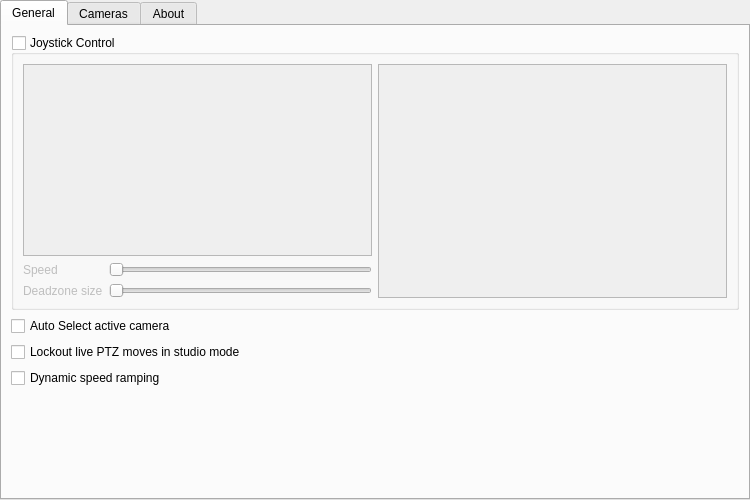
Qt form src/settings.ui (glikely/obs-ptz) before a commit.
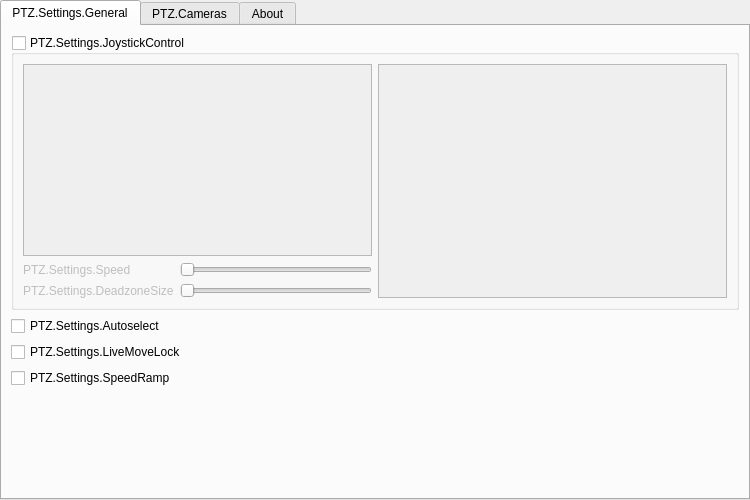
The same form after that commit. Custom widgets are drawn as their Qt base class.

Diff of the .ui file:
```diff
--- a/src/settings.ui
+++ b/src/settings.ui
@@ -33,13 +33,13 @@
      </property>
      <widget class="QWidget" name="generalTab">
       <attribute name="title">
-       <string>General</string>
+       <string>PTZ.Settings.General</string>
       </attribute>
       <layout class="QVBoxLayout" name="verticalLayout_5">
        <item>
         <widget class="QGroupBox" name="joystickGroupBox">
          <property name="title">
-          <string>Joystick Control</string>
+          <string>PTZ.Settings.JoystickControl</string>
          </property>
          <property name="checkable">
           <bool>true</bool>
@@ -56,7 +56,7 @@
             <item row="1" column="0">
              <widget class="QLabel" name="joystickSpeedLabel">
               <property name="text">
-               <string>Speed</string>
+               <string>PTZ.Settings.Speed</string>
               </property>
              </widget>
             </item>
@@ -70,7 +70,7 @@
             <item row="2" column="0">
              <widget class="QLabel" name="joystickDeadzoneLabel">
               <property name="text">
-               <string>Deadzone size</string>
+               <string>PTZ.Settings.DeadzoneSize</string>
               </property>
              </widget>
             </item>
@@ -117,7 +117,7 @@
           <string>Auto selects the active camera from the current scene on scene changes. In Studio Mode, this will select a camera from the Preview scene.</string>
          </property>
          <property name="text">
-          <string>Auto Select active camera</string>
+          <string>PTZ.Settings.Autoselect</string>
          </property>
         </widget>
        </item>
@@ -127,7 +127,7 @@
           <string>Disable movement controls for cameras in the currently active program scene. This protects against accidental camera moves on the live stream.</string>
          </property>
          <property name="text">
-          <string>Lockout live PTZ moves in studio mode</string>
+          <string>PTZ.Settings.LiveMoveLock</string>
          </property>
         </widget>
        </item>
@@ -137,7 +137,7 @@
           <string>When dynamics speed ramping is enabled, camera movements will start slowly and gradually get faster for as long as the button is held down. It allows for both precision control and fast moves from the same control</string>
          </property>
          <property name="text">
-          <string>Dynamic speed ramping</string>
+          <string>PTZ.Settings.SpeedRamp</string>
          </property>
         </widget>
        </item>
@@ -158,7 +158,7 @@
      </widget>
      <widget class="QWidget" name="camerasTab">
       <attribute name="title">
-       <string>Cameras</string>
+       <string>PTZ.Cameras</string>
       </attribute>
       <layout class="QHBoxLayout" name="horizontalLayout_3">
        <property name="leftMargin">
```
Left out of the diff: 20 changed lines with no effect on the pictures.
